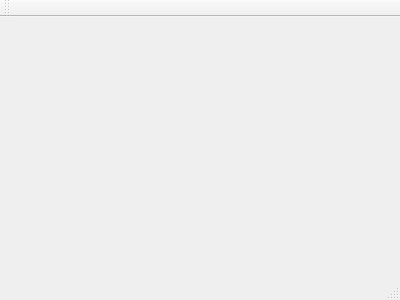
Before: the Qt Designer form src/ui_include/mainwindow.ui in bachanekkamil/ZPR, drawn with Qt 5.
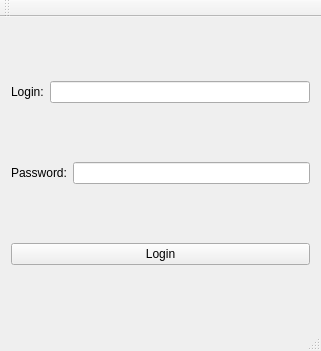
After: the same form once the commit is applied.

```diff
--- a/src/ui_include/mainwindow.ui
+++ b/src/ui_include/mainwindow.ui
@@ -1,24 +1,83 @@
 <ui version="4.0">
  <class>MainWindow</class>
- <widget class="QMainWindow" name="MainWindow" >
-  <property name="geometry" >
+ <widget class="QMainWindow" name="MainWindow">
+  <property name="geometry">
    <rect>
     <x>0</x>
     <y>0</y>
-    <width>400</width>
-    <height>300</height>
+    <width>321</width>
+    <height>351</height>
    </rect>
   </property>
-  <property name="windowTitle" >
+  <property name="sizePolicy">
+   <sizepolicy hsizetype="Fixed" vsizetype="Preferred">
+    <horstretch>0</horstretch>
+    <verstretch>0</verstretch>
+   </sizepolicy>
+  </property>
+  <property name="windowTitle">
    <string>MainWindow</string>
   </property>
-  <widget class="QMenuBar" name="menuBar" />
-  <widget class="QToolBar" name="mainToolBar" />
-  <widget class="QWidget" name="centralWidget" />
-  <widget class="QStatusBar" name="statusBar" />
+  <widget class="QWidget" name="centralWidget">
+   <layout class="QVBoxLayout" name="verticalLayout">
+    <item>
+     <layout class="QHBoxLayout" name="horizontalLayout">
+      <item>
+       <widget class="QLabel" name="label">
+        <property name="text">
+         <string>Login:</string>
+        </property>
+       </widget>
+      </item>
+      <item>
+       <widget class="QLineEdit" name="lineEdit"/>
+      </item>
+     </layout>
+    </item>
+    <item>
+     <layout class="QHBoxLayout" name="horizontalLayout_2">
+      <item>
+       <widget class="QLabel" name="label_2">
+        <property name="text">
+         <string>Password:</string>
+        </property>
+       </widget>
+      </item>
+      <item>
+       <widget class="QLineEdit" name="lineEdit_2"/>
+      </item>
+     </layout>
+    </item>
+    <item>
+     <widget class="QPushButton" name="pushButton">
+      <property name="text">
+       <string>Login</string>
+      </property>
+     </widget>
+    </item>
+   </layout>
+  </widget>
+  <widget class="QMenuBar" name="menuBar">
+   <property name="geometry">
+    <rect>
+     <x>0</x>
+     <y>0</y>
+     <width>321</width>
+     <height>26</height>
+    </rect>
+   </property>
+  </widget>
+  <widget class="QToolBar" name="mainToolBar">
+   <attribute name="toolBarArea">
+    <enum>TopToolBarArea</enum>
+   </attribute>
+   <attribute name="toolBarBreak">
+    <bool>false</bool>
+   </attribute>
+  </widget>
+  <widget class="QStatusBar" name="statusBar"/>
  </widget>
- <layoutDefault spacing="6" margin="11" />
- <pixmapfunction></pixmapfunction>
+ <layoutdefault spacing="6" margin="11"/>
  <resources/>
  <connections/>
 </ui>
```
Left out of the diff: 1 changed line with no effect on the pictures.
